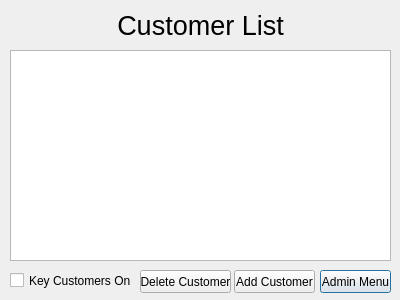
OverworldLord/pxgic, file customerlisting.ui: the form before one commit.
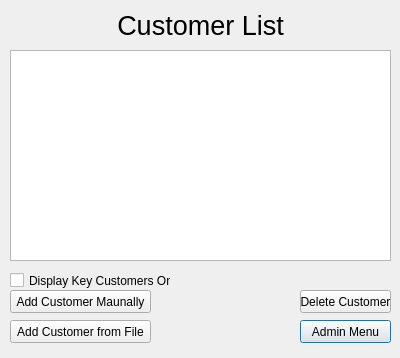
The form after the commit.

The edit to the form file:
```diff
--- a/customerlisting.ui
+++ b/customerlisting.ui
@@ -7,7 +7,7 @@
     <x>0</x>
     <y>0</y>
     <width>400</width>
-    <height>300</height>
+    <height>358</height>
    </rect>
   </property>
   <property name="windowTitle">
@@ -29,9 +29,9 @@
   <widget class="QPushButton" name="pushButton">
    <property name="geometry">
     <rect>
-     <x>320</x>
-     <y>270</y>
-     <width>71</width>
+     <x>300</x>
+     <y>320</y>
+     <width>91</width>
      <height>23</height>
     </rect>
    </property>
@@ -54,32 +54,32 @@
     <rect>
      <x>10</x>
      <y>270</y>
-     <width>121</width>
+     <width>161</width>
      <height>21</height>
     </rect>
    </property>
    <property name="text">
-    <string>Key Customers Only</string>
+    <string>Display Key Customers Only</string>
    </property>
   </widget>
   <widget class="QPushButton" name="pushButton_2">
    <property name="geometry">
     <rect>
-     <x>234</x>
-     <y>270</y>
-     <width>81</width>
+     <x>10</x>
+     <y>290</y>
+     <width>141</width>
      <height>23</height>
     </rect>
    </property>
    <property name="text">
-    <string>Add Customer</string>
+    <string>Add Customer Maunally</string>
    </property>
   </widget>
   <widget class="QPushButton" name="pushButton_3">
    <property name="geometry">
     <rect>
-     <x>140</x>
-     <y>270</y>
+     <x>300</x>
+     <y>290</y>
      <width>91</width>
      <height>23</height>
     </rect>
@@ -88,6 +88,19 @@
     <string>Delete Customer</string>
    </property>
   </widget>
+  <widget class="QPushButton" name="pushButton_4">
+   <property name="geometry">
+    <rect>
+     <x>10</x>
+     <y>320</y>
+     <width>141</width>
+     <height>23</height>
+    </rect>
+   </property>
+   <property name="text">
+    <string>Add Customer from File</string>
+   </property>
+  </widget>
  </widget>
  <resources/>
  <connections/>
```
